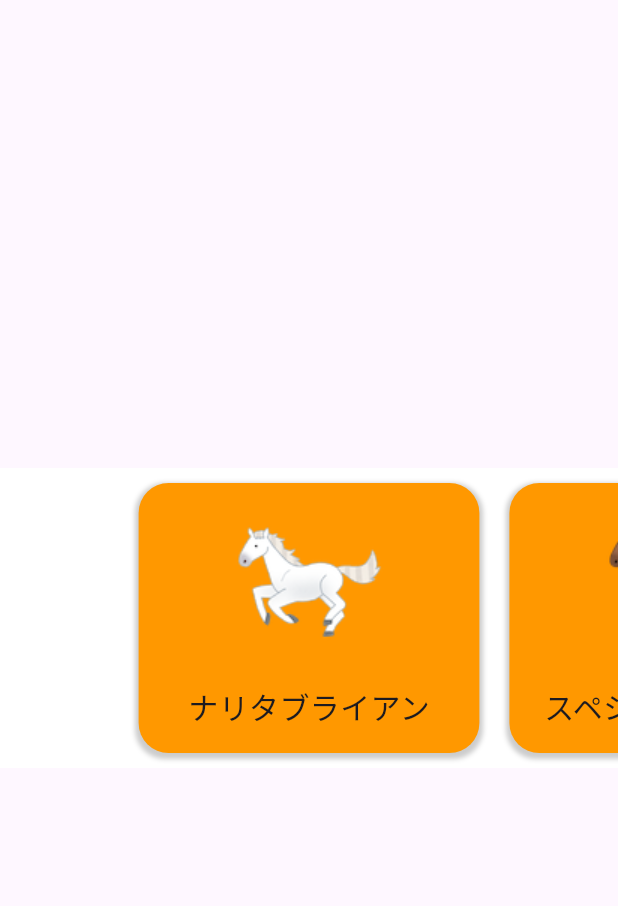
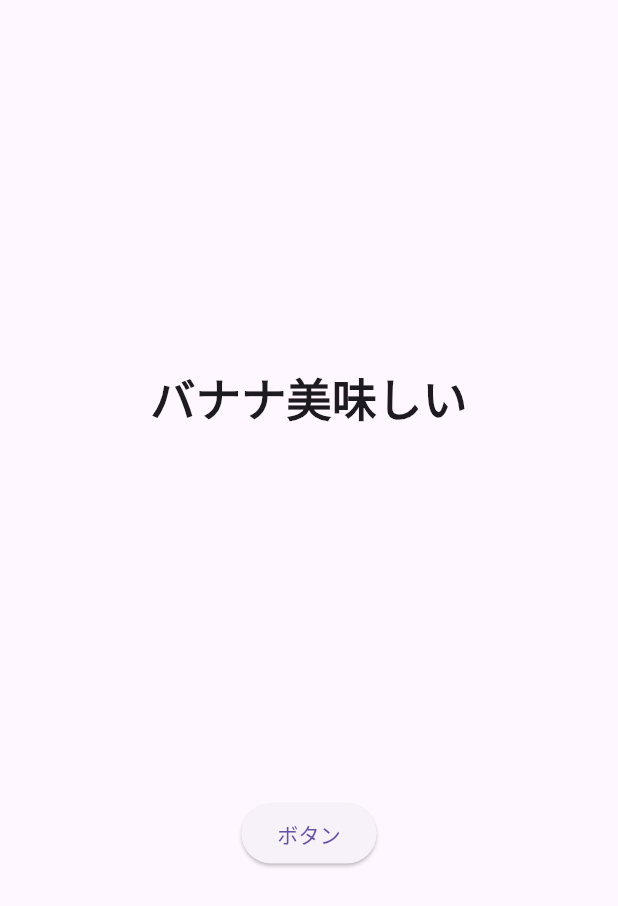
Before and after one commit to kabikira/flutter_note, a Flutter app: the screen it shows after launch, on a phone screen of 412 x 824 dp. Shown: the top 906 px of the screen. Run offline on Flutter 3.47's test engine with Material 3 defaults, Android fonts, the light colour scheme and no system bars; our stand-ins replace freezed_annotation, go_router, google_fonts; Roboto replaces fonts that are missing (Hachi Maru Pop).

Commit message:
#21フォント

```diff
--- a/lib/main.dart
+++ b/lib/main.dart
@@ -1,131 +1,77 @@
+import 'package:flutter/foundation.dart';
 import 'package:flutter/material.dart';
+import 'package:flutter/services.dart';
+import 'package:google_fonts/google_fonts.dart';
+
+/*
+  最新のFlutterに対応するため、動画と少しコードが変わりました
+*/
 
 /// メイン関数
 void main() {
-  // ホーム画面
-  const home = Home();
+  // OFL を守るために このコードが必要
+  LicenseRegistry.addLicense(() async* {
+    final license = await rootBundle.loadString(
+      'google_fonts/OFL.txt',
+    );
+    yield LicenseEntryWithLineBreaks(
+      ['google_fonts'],
+      license,
+    );
+  });
+
   // アプリ
-  const app = MaterialApp(home: home);
+  const app = MyApp();
   runApp(app);
 }
 
-/// 馬のモデルクラス
-class Horse {
-  // 名前
-  final String name;
-  // アイコン画像
-  final String iconUri;
-
-  // コンストラクタ
-  Horse(this.name, this.iconUri);
-}
-
-/// カードにしたいモデルたち
-final models = [
-  Horse('ナリタブライアン', 'horse1.png'),
-  Horse('スペシャルウィーク', 'horse2.png'),
-  Horse('オグリキャップ', 'horse3.png'),
-  Horse('サイレンススズカ', 'horse4.png'),
-  Horse('トウカイテイオー', 'horse5.png'),
-];
-
-/// 馬のカード Widget
-class HorseCard extends StatelessWidget {
-  const HorseCard({
-    super.key,
-    required this.model,
-  });
-  // データが入ったモデル
-  final Horse model;
+/// アプリ本体
+class MyApp extends StatelessWidget {
+  const MyApp({super.key});
 
   @override
   Widget build(BuildContext context) {
-    // 画像
-    final img = SizedBox(
-      height: 100,
-      child: Image.asset(
-        'assets/images/${model.iconUri}',
-      ),
-    );
-
-    // 名前
-    final text = Text(
-      model.name,
-      style: const TextStyle(fontSize: 20),
-    );
-
-    // 画像と名前を縦に並べる
-    final imgAndText = Column(
-      mainAxisAlignment: MainAxisAlignment.spaceEvenly,
-      children: [
-        img,
-        text,
-      ],
-    );
-
-    // カード部分を作るコンテナ
-    return Container(
-      decoration: BoxDecoration(
-        // 色
-        color: Colors.orange,
-        // 角丸
-        borderRadius: BorderRadius.circular(20),
-        // 影
-        boxShadow: [
-          BoxShadow(
-            // 影の設定
-            color: Colors.black.withOpacity(0.2), //色
-            spreadRadius: 2, // 広がりの大きさ
-            blurRadius: 2, // ぼかしの強さ
-            offset: const Offset(0, 2), // 方向
-          ),
-        ],
-      ),
-      child: imgAndText,
+    return const MaterialApp(
+      home: HomePage(),
     );
   }
 }
 
-// モデル => ウィジェット に変換する関数
-Widget modelToWidget(Horse model) {
-  // ページの部分
-  return Container(
-    // カードの周りに 10 ずつスペースを空ける
-    padding: const EdgeInsets.all(10),
-    // 中身は カード
-    child: HorseCard(model: model),
-  );
-  // カードを使う
-}
-
-// ホーム画面
-class Home extends StatelessWidget {
-  const Home({super.key});
+/// ホーム画面
+class HomePage extends StatelessWidget {
+  const HomePage({super.key});
 
   @override
   Widget build(BuildContext context) {
-    // カルーセル
-    final carousel = PageView.builder(
-      // カルーセルのコントローラー
-      controller: PageController(
-        // 左右のカードがどのくらい見えるかのバランスを決める
-        viewportFraction: 0.6,
+    // テキスト
+    final text = Text(
+      'バナナ美味しい',
+      style: GoogleFonts.hachiMaruPop(
+        fontSize: 30,
+        fontWeight: FontWeight.w600,
       ),
-      // カードの数 = モデルの数
-      itemCount: models.length,
-      // モデルをWidgetに変換する関数
-      itemBuilder: (c, i) => modelToWidget(models[i]),
     );
 
-    // 画面
+    // ボタンを押した時の関数
+    void onPressed() {
+      showLicensePage(context: context);
+    }
+
+    // ボタン
+    final button = ElevatedButton(
+      onPressed: onPressed,
+      child: const Text('ボタン'),
+    );
+
     return Scaffold(
-      // 真ん中
       body: Center(
-        // 横長のコンテナ
-        child: Container(
-          height: 200,
-          color: Colors.white,
-          child: carousel,
+        // カラムで縦に並べる
+        child: Column(
+          mainAxisAlignment: MainAxisAlignment.spaceEvenly,
+          children: [
+            text,
+            button,
+          ],
         ),
       ),
     );
--- a/pubspec.yaml
+++ b/pubspec.yaml
@@ -7,6 +7,7 @@
   sdk: ^3.5.3
 
 dependencies:
+  google_fonts:
   freezed_annotation:
   go_router:
   flutter:
@@ -28,4 +29,5 @@
 flutter:
   assets:
     - assets/images/
+    - assets/google_fonts/
   uses-material-design: true
```
Also changed, not shown: assets/google_fonts/OFL.txt (added, +93 -0 lines), pubspec.lock, 8 other files.
